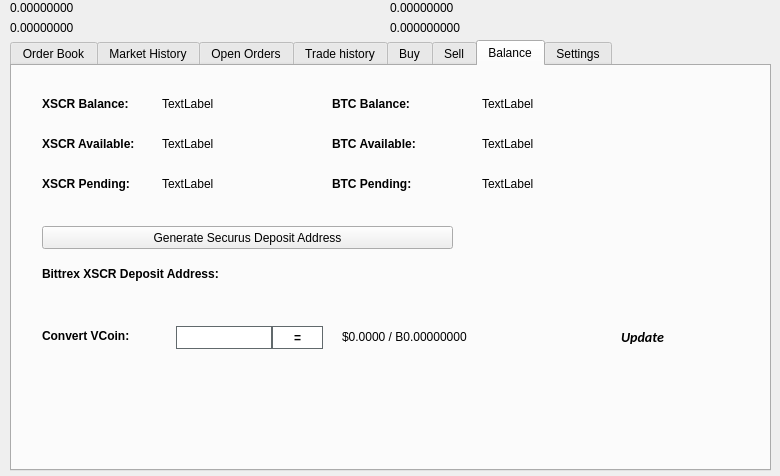
The window that src/qt/forms/tradingdialog.ui (ortchi42/xsecurus) describes before a commit, drawn with Qt 5.
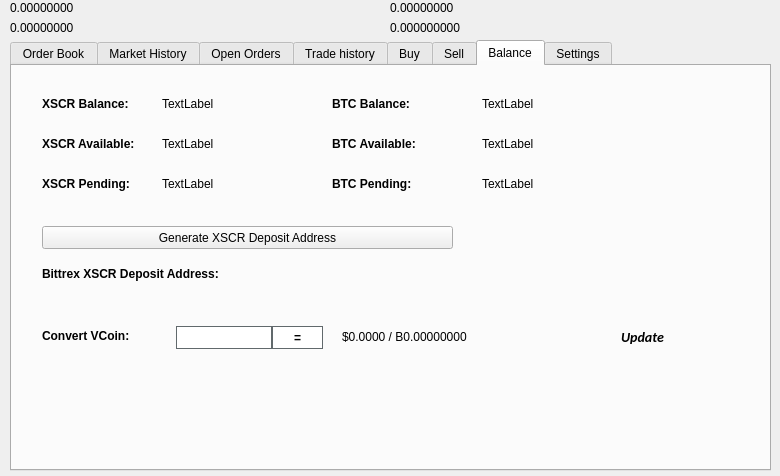
The same window after the commit. The open tabs and pages were chosen to show the change. Icons and pictures are not drawn.

Diff of the .ui file:
```diff
--- a/src/qt/forms/tradingdialog.ui
+++ b/src/qt/forms/tradingdialog.ui
@@ -2941,7 +2941,7 @@
       </rect>
      </property>
      <property name="text">
-      <string>Generate Securus Deposit Address</string>
+      <string>Generate XSCR Deposit Address</string>
      </property>
      <property name="icon">
       <iconset resource="../bitcoin.qrc">
```
Left out of the diff: 14 changed lines with no effect on the pictures.
